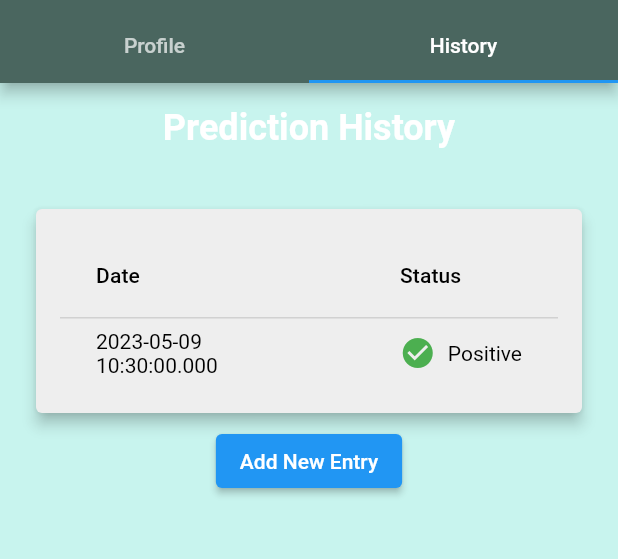
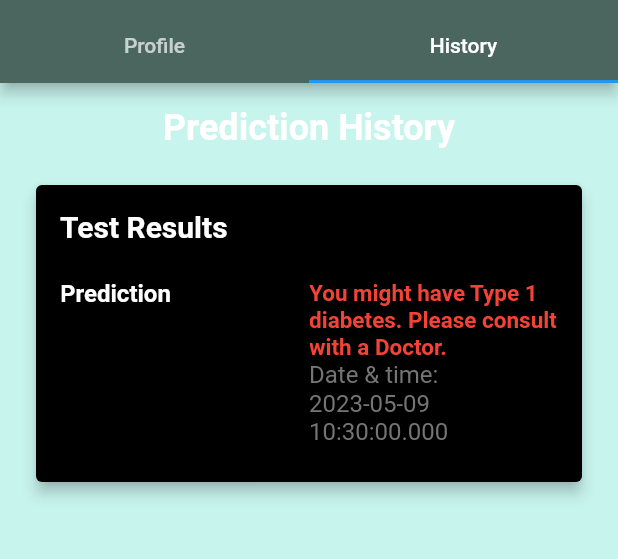
Before and after one commit to Gayan21/FYP_Hy_Diabemate, a Flutter app: the Profile screen opened directly, tab 2 chosen, on a phone screen of 412 x 824 dp, the part 73-632 px from its top. Run offline on Flutter 3.47's test engine with Material 2 defaults, Android fonts, the phone set to English and light mode, and no system bars; our stand-ins replace cloud_firestore, firebase_auth, firebase_core; accounts and stored records are empty; network calls fail; Roboto replaces fonts that are missing (Castoro Titling, Satisfy).

Commit message:
prediction history changed

```diff
--- a/Fyp_Hy-Diabemate/hy_diabemate_fe/lib/Profile.dart
+++ b/Fyp_Hy-Diabemate/hy_diabemate_fe/lib/Profile.dart
@@ -3,6 +3,7 @@ import 'package:flutter/material.dart';
 import 'package:hy_diabemate_fe/History_page.dart';
 
 class Profile extends StatefulWidget {
+
   const Profile({Key? key}) : super(key: key);
 
   @override
@@ -15,6 +16,10 @@ class _ProfileScreenState extends State<Profile>
   late String _name;
   late int _age;
   late TabController _tabController;
+   String prediction='';
+
+
+
 
   @override
   void initState() {
@@ -24,6 +29,7 @@ class _ProfileScreenState extends State<Profile>
     _age = currentUser?.metadata.creationTime?.year ?? DateTime.now().year;
     _tabController = TabController(length: 2, vsync: this);
     _addHistoryData(DateTime.now(), true);
+    prediction = '1';
   }
 
   void _updateProfile() {
@@ -201,85 +207,91 @@ class _ProfileScreenState extends State<Profile>
         ),
       ),
       SizedBox(height: 16),
-                  SizedBox(height: 16),
 Card(
-                    color: Colors.grey[200],
+  color: Colors.black,
   margin: EdgeInsets.all(8),
   elevation: 4,
   child: Padding(
     padding: EdgeInsets.all(16),
-                      child: DataTable(
-                        columns: [
-                          DataColumn(
-                            label: Text('Date',
-                                style: TextStyle(color: Colors.black)),
+    child: Column(
+      crossAxisAlignment: CrossAxisAlignment.start,
+      children: [
+        Text(
+          'Test Results',
+          style: TextStyle(
+            fontWeight: FontWeight.bold,
+            fontSize: 20.0,
+            color: Colors.white,
           ),
-                          DataColumn(
-                            label: Text('Status',
-                                style: TextStyle(color: Colors.black)),
         ),
-                        ],
-                        rows: _historyData
-                            .map((data) => DataRow(cells: [
-                                  DataCell(Text(
-                                      '${data['dateTime'].toString()}',
-                                      style: TextStyle(color: Colors.black))),
-                                  DataCell(
-                                    Row(
+        SizedBox(height: 16),
+        Table(
+          border: TableBorder.all(color: Colors.black),
+          columnWidths: {
+            0: FlexColumnWidth(1),
+            1: FlexColumnWidth(1),
+          },
           children: [
-                                        Icon(
-                                          data['isPositive']
-                                              ? Icons.check_circle
-                                              : Icons.cancel,
-                                          color: data['isPositive']
-                                              ? Colors.green
-                                              : Colors.red,
+            TableRow(children: [
+              TableCell(
+                child: Padding(
+                  padding: const EdgeInsets.symmetric(vertical: 8.0),
+                  child: Text(
+                    'Prediction',
+                    style: TextStyle(
+                      fontWeight: FontWeight.bold,
+                      fontSize: 16.0,
+                      color: Colors.white,
                     ),
-                                        SizedBox(width: 8),
-                                        Text(
-                                            data['isPositive']
-                                                ? 'Positive'
-                                                : 'Negative',
-                                            style:
-                                                TextStyle(color: Colors.black)),
+                  ),
+                ),
+              ),
+              TableCell(
+                child: Padding(
+                  padding: const EdgeInsets.symmetric(vertical: 8.0),
+                  child: RichText(
+                    text: TextSpan(
+                      text: '${this.prediction == '1' ? 'You might have Type 1 diabetes. Please consult with a Doctor.' : this.prediction == '2' ? 'You might have diabetes. Please consult with a Doctor.' : 'Hurray! You do not have Diabetes.'}',
+                      style: TextStyle(
+                        fontWeight: FontWeight.bold,
+                        fontFamily: 'Castoro Titling',
+                        fontSize: 15.0,
+                        color: this.prediction == '1'
+                            ? Colors.red
+                            : this.prediction == '2'
+                                ? Colors.yellow
+                                : Color.fromARGB(255, 2, 104, 6),
+                      ),
+                      children: [
+                        TextSpan(
+                          text: '\nDate & time: ${DateTime.now().toString()}',
+                          style: TextStyle(
+                            fontWeight: FontWeight.normal,
+                            fontSize: 16.0,
+                            color: Colors.grey[600],
+                          ),
+                        ),
                       ],
                     ),
                   ),
-                                ]))
-                            .toList(),
+                ),
+              ),
+            ]),
+          ],
+        ),
+      ],
     ),
   ),
 ),
-                  ElevatedButton(
-                    onPressed: () async {
-                      // Prompt the user to select whether the entry is positive or negative
-                      bool isPositive = await showDialog(
-                        context: context,
-                        builder: (context) => AlertDialog(
-                          title: Text('Select Entry Status'),
-                          content: Text('Is the entry positive or negative?'),
-                          actions: [
-                            TextButton(
-                              onPressed: () => Navigator.pop(context, true),
-                              child: Text('Positive'),
-                            ),
-                            TextButton(
-                              onPressed: () => Navigator.pop(context, false),
-                              child: Text('Negative'),
-                            ),
+
+
+
+
+
     ],
   ),
-                      );
-                      // If the user selected a status, add a new entry to the history with the current date/time and the selected status
-                      if (isPositive != null) {
-                        _addHistoryData(DateTime.now(), isPositive);
-                      }
-                    },
-                    child: Text('Add New Entry'),
 ),
-                ],
-              ),
-            )
+
 
             // Center(
             //   child: Text(
```
Lines whose indentation alone changed are shown as unchanged.
